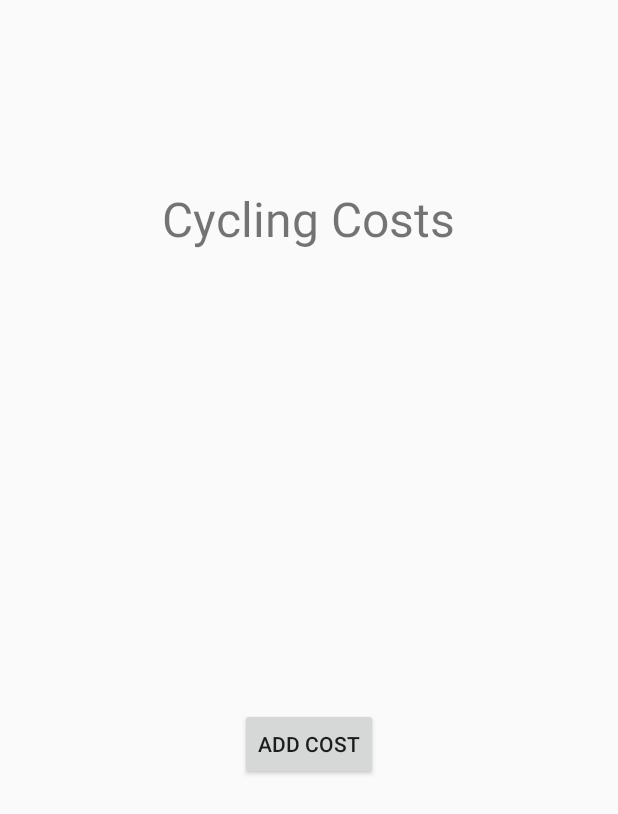
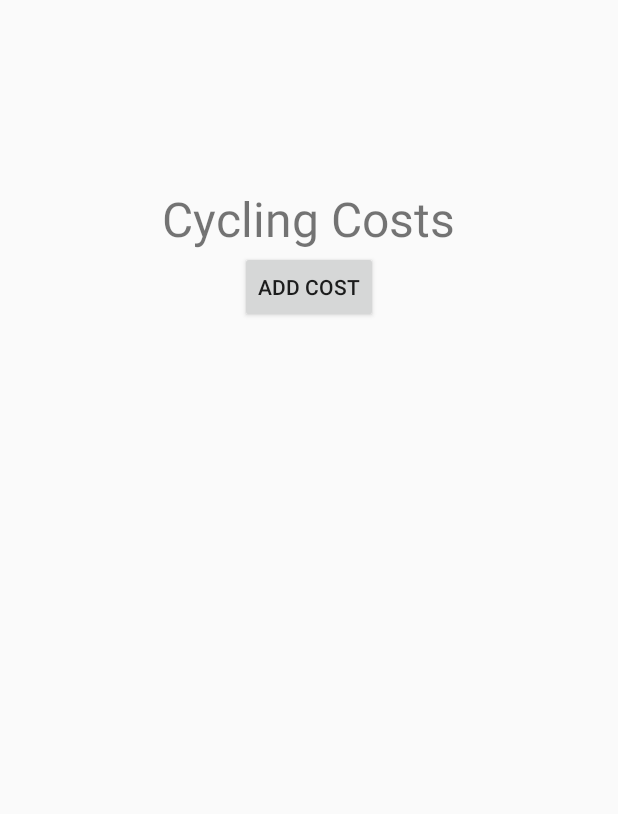
Before and after one commit to russell-knight/cycle-save, an Android app: the layout activity_costs.xml on its own in the app's theme, with its tools: preview values and no code run, on a phone screen of 412 x 824 dp. Shown: the top 814 px of the screen. Run offline under Robolectric (Android 15) with nearby library versions, the light colour scheme and no system bars.

Commit message:
- fixed view trips button layout to prevent stretching - fixed view costs functionality to correctly display Costs Activity

```diff
--- a/app/src/main/java/android/example/cyclesave/CostsActivity.kt
+++ b/app/src/main/java/android/example/cyclesave/CostsActivity.kt
@@ -1,7 +1,12 @@
 package android.example.cyclesave;
 
+import android.os.Bundle
 import androidx.appcompat.app.AppCompatActivity
 
 class CostsActivity : AppCompatActivity() {
+    override fun onCreate(savedInstanceState: Bundle?) {
+        super.onCreate(savedInstanceState)
+        setContentView(R.layout.activity_costs)
 
+    }
 }
--- a/app/src/main/res/layout/activity_costs.xml
+++ b/app/src/main/res/layout/activity_costs.xml
@@ -1,31 +1,32 @@
 <?xml version="1.0" encoding="utf-8"?>
-<androidx.constraintlayout.widget.ConstraintLayout
-    xmlns:android="http://schemas.android.com/apk/res/android"
+<androidx.constraintlayout.widget.ConstraintLayout xmlns:android="http://schemas.android.com/apk/res/android"
     xmlns:app="http://schemas.android.com/apk/res-auto"
     xmlns:tools="http://schemas.android.com/tools"
     android:layout_width="match_parent"
     android:layout_height="match_parent">
 
+    <LinearLayout
+        android:layout_width="match_parent"
+        android:layout_height="match_parent"
+        android:orientation="vertical">
+
         <TextView
             android:id="@+id/cycling_costs_title"
             android:layout_width="wrap_content"
             android:layout_height="wrap_content"
+            android:layout_gravity="center"
             android:layout_marginTop="124dp"
-        android:text="Cycling Costs"
+            android:text="@string/cycling_costs_textview"
             android:textAlignment="center"
-        android:textSize="32sp"
-        app:layout_constraintEnd_toEndOf="parent"
-        app:layout_constraintHorizontal_bias="0.497"
-        app:layout_constraintStart_toStartOf="parent"
-        app:layout_constraintTop_toTopOf="parent" />
+            android:textSize="32sp" />
 
         <Button
             android:id="@+id/add_cost_button"
             android:layout_width="wrap_content"
             android:layout_height="wrap_content"
-        android:text="@string/add_cost"
-        app:layout_constraintBottom_toBottomOf="parent"
-        app:layout_constraintEnd_toEndOf="parent"
-        app:layout_constraintStart_toStartOf="parent"
-        app:layout_constraintTop_toBottomOf="@+id/cycling_costs_title" />
+            android:layout_gravity="center"
+            android:text="@string/add_cost" />
+
+    </LinearLayout>
+
 </androidx.constraintlayout.widget.ConstraintLayout>
--- a/app/src/main/res/layout/activity_splash.xml
+++ b/app/src/main/res/layout/activity_splash.xml
@@ -4,8 +4,9 @@
     xmlns:tools="http://schemas.android.com/tools"
     android:layout_width="match_parent"
     android:layout_height="match_parent"
-    android:background="@drawable/gradient_background"
+    android:background="@color/colorPrimary"
     tools:context=".SplashScreenActivity">
+
     <LinearLayout
         android:layout_width="match_parent"
         android:layout_height="match_parent"
--- a/app/src/main/res/values/strings.xml
+++ b/app/src/main/res/values/strings.xml
@@ -4,4 +4,7 @@
     <string name="splash_text">Here is a quote or statistic relating to bicycles</string>
     <string name="splash_title">CycleSave</string>
     <string name="add_cost">add cost</string>
+    <string name="cycling_costs_textview">Cycling Costs</string>
+    <string name="view_costs_text">View Costs</string>
+    <string name="view_trips_text">View Trips</string>
 </resources>
```
Also changed, not shown: app/src/main/java/android/example/cyclesave/HomeActivity.kt (+4 -4 lines), app/src/main/res/drawable/gradient_background.xml (deleted, +0 -8 lines), app/src/main/res/layout/activity_home.xml (+15 -7 lines). Lines whose indentation alone changed are shown as unchanged.
